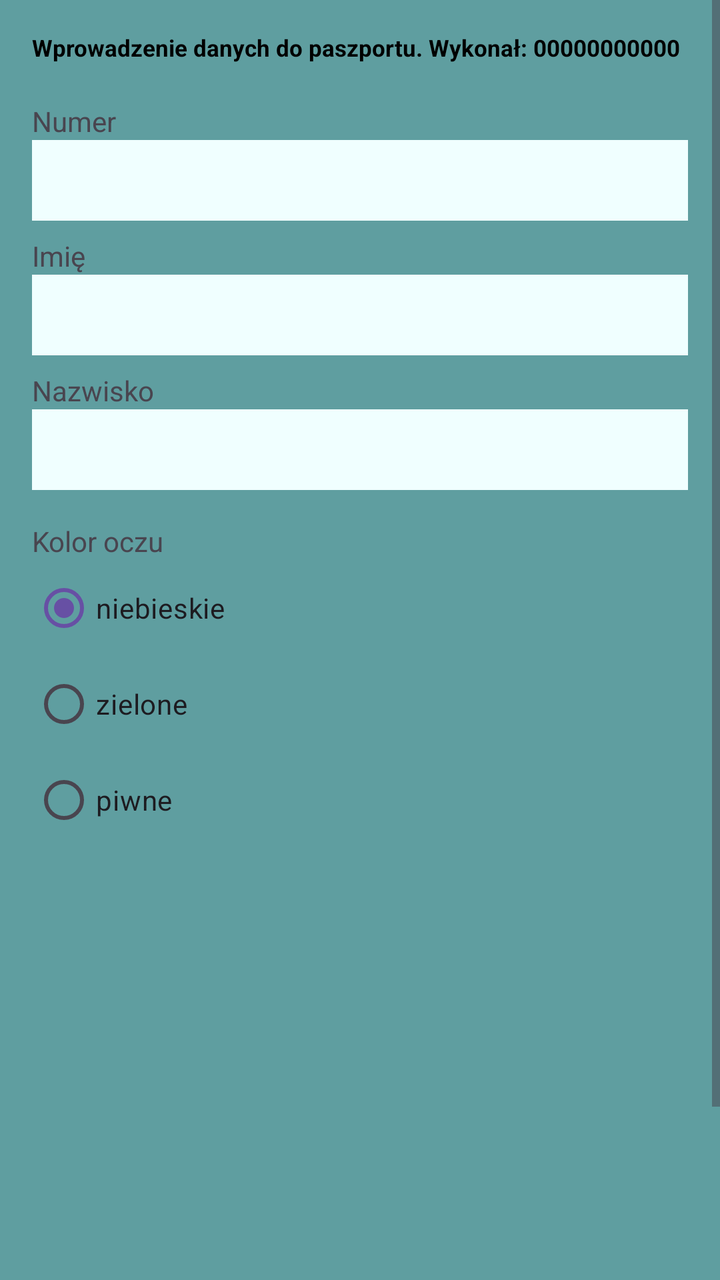
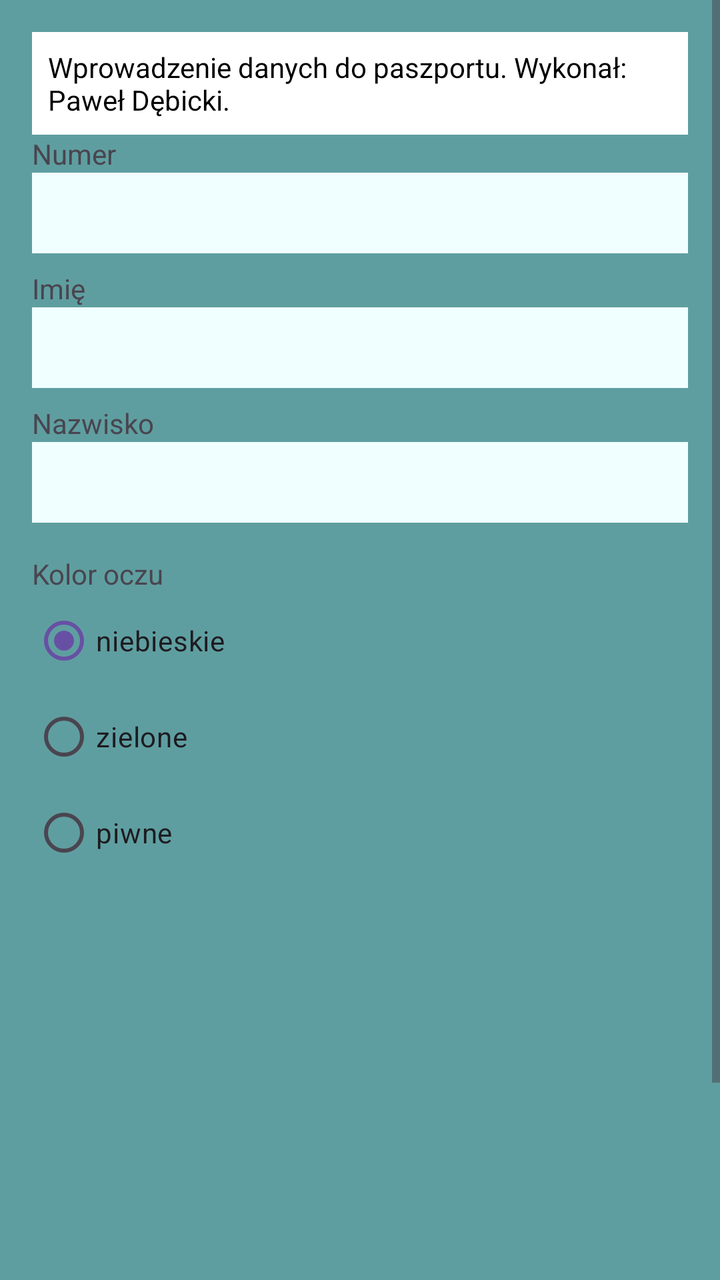

The first picture is an Android layout as it rendered before a commit; the second is the same layout after the commit. The layout source and the unified diff follow.
<!-- AndroidManifest.xml: application theme Theme.Paszport -->
<!-- res/layout/activity_main.xml -->
<?xml version="1.0" encoding="utf-8"?>
<ScrollView xmlns:android="http://schemas.android.com/apk/res/android"
    xmlns:app="http://schemas.android.com/apk/res-auto"
    android:id="@+id/main"
    android:layout_width="match_parent"
    android:layout_height="match_parent"
    android:background="@color/cadetBlue">

    <LinearLayout
        android:layout_width="match_parent"
        android:layout_height="wrap_content"
        android:orientation="vertical"
        android:padding="16dp">

        <TextView
            android:layout_width="match_parent"
            android:layout_height="wrap_content"
            android:layout_marginBottom="16dp"
            android:maxLines="1"
            app:autoSizeTextType="uniform"
            app:autoSizeMinTextSize="8sp"
            app:autoSizeMaxTextSize="16sp"
            android:text="@string/app_name"
            android:textColor="#000000"
            android:textStyle="bold" />

        <TextView
            android:layout_width="wrap_content"
            android:layout_height="wrap_content"
            android:text="Numer" />

        <EditText
            android:id="@+id/etNumer"
            android:layout_width="match_parent"
            android:layout_height="wrap_content"
            android:background="@color/azure"
            android:inputType="number"
            android:padding="8dp" />

        <TextView
            android:layout_width="wrap_content"
            android:layout_height="wrap_content"
            android:layout_marginTop="8dp"
            android:text="Imię" />

        <EditText
            android:id="@+id/etImie"
            android:layout_width="match_parent"
            android:layout_height="wrap_content"
            android:background="@color/azure"
            android:inputType="textPersonName"
            android:padding="8dp" />

        <TextView
            android:layout_width="wrap_content"
            android:layout_height="wrap_content"
            android:layout_marginTop="8dp"
            android:text="Nazwisko" />

        <EditText
            android:id="@+id/etNazwisko"
            android:layout_width="match_parent"
            android:layout_height="wrap_content"
            android:background="@color/azure"
            android:inputType="textPersonName"
            android:padding="8dp" />

        <TextView
            android:layout_width="wrap_content"
            android:layout_height="wrap_content"
            android:layout_marginTop="16dp"
            android:text="Kolor oczu" />

        <RadioGroup
            android:id="@+id/rgKolorOczu"
            android:layout_width="match_parent"
            android:layout_height="wrap_content"
            android:checkedButton="@+id/rbNiebieskie">

            <RadioButton
                android:id="@+id/rbNiebieskie"
                android:layout_width="wrap_content"
                android:layout_height="wrap_content"
                android:text="niebieskie" />

            <RadioButton
                android:id="@+id/rbZielone"
                android:layout_width="wrap_content"
                android:layout_height="wrap_content"
                android:text="zielone" />

            <RadioButton
                android:id="@+id/rbPiwne"
                android:layout_width="wrap_content"
                android:layout_height="wrap_content"
                android:text="piwne" />
        </RadioGroup>

        <LinearLayout
            android:layout_width="match_parent"
            android:layout_height="wrap_content"
            android:layout_marginTop="16dp"
            android:gravity="center"
            android:orientation="horizontal">

            <ImageView
                android:id="@+id/ivZdjecie"
                android:layout_width="wrap_content"
                android:layout_height="180dp"
                android:layout_marginEnd="16dp"
                android:adjustViewBounds="true" />

            <ImageView
                android:id="@+id/ivOdcisk"
                android:layout_width="wrap_content"
                android:layout_height="180dp"
                android:adjustViewBounds="true" />
        </LinearLayout>

        <Button
            android:id="@+id/btnOk"
            android:layout_width="match_parent"
            android:layout_height="wrap_content"
            android:layout_marginTop="16dp"
            android:backgroundTint="@color/azure"
            android:text="OK"
            android:textColor="#000000" />

        <TextView
            android:id="@+id/tvMessage"
            android:layout_width="match_parent"
            android:layout_height="wrap_content"
            android:layout_marginTop="16dp"
            android:textColor="#000000"
            android:textSize="18sp" />
    </LinearLayout>
</ScrollView>
<!-- resources referenced by this layout -->
<resources>
  <color name="azure">#F0FFFF</color>
  <color name="cadetBlue">#5F9EA0</color>
  <string name="app_name">Wprowadzenie danych do paszportu. Wykonał: 00000000000</string>
  <style name="Theme.Paszport" parent="Base.Theme.Paszport" />
  <style name="Base.Theme.Paszport" parent="Theme.Material3.DayNight.NoActionBar">
          
          
      </style>
</resources>

<!-- the commit's change to res/layout/activity_main.xml (unified diff, before → after) -->
@@ -12,22 +12,19 @@
         android:orientation="vertical"
         android:padding="16dp">
 
+        
         <TextView
             android:layout_width="match_parent"
             android:layout_height="wrap_content"
-            android:layout_marginBottom="16dp"
-            android:maxLines="1"
-            app:autoSizeTextType="uniform"
-            app:autoSizeMinTextSize="8sp"
-            app:autoSizeMaxTextSize="16sp"
-            android:text="@string/app_name"
-            android:textColor="#000000"
-            android:textStyle="bold" />
+            android:background="#FFFFFF"
+            android:padding="8dp"
+            android:text="@string/tytul"
+            android:textColor="#000000" />
 
         <TextView
             android:layout_width="wrap_content"
             android:layout_height="wrap_content"
-            android:text="Numer" />
+            android:text="@string/numer" />
 
         <EditText
             android:id="@+id/etNumer"
@@ -41,7 +38,7 @@
             android:layout_width="wrap_content"
             android:layout_height="wrap_content"
             android:layout_marginTop="8dp"
-            android:text="Imię" />
+            android:text="@string/imie" />
 
         <EditText
             android:id="@+id/etImie"
@@ -55,7 +52,7 @@
             android:layout_width="wrap_content"
             android:layout_height="wrap_content"
             android:layout_marginTop="8dp"
-            android:text="Nazwisko" />
+            android:text="@string/nazwisko" />
 
         <EditText
             android:id="@+id/etNazwisko"
@@ -69,8 +66,9 @@
             android:layout_width="wrap_content"
             android:layout_height="wrap_content"
             android:layout_marginTop="16dp"
-            android:text="Kolor oczu" />
+            android:text="@string/kolor_oczu" />
 
+        
         <RadioGroup
             android:id="@+id/rgKolorOczu"
             android:layout_width="match_parent"
@@ -81,21 +79,22 @@
                 android:id="@+id/rbNiebieskie"
                 android:layout_width="wrap_content"
                 android:layout_height="wrap_content"
-                android:text="niebieskie" />
+                android:text="@string/niebieskie" />
 
             <RadioButton
                 android:id="@+id/rbZielone"
                 android:layout_width="wrap_content"
                 android:layout_height="wrap_content"
-                android:text="zielone" />
+                android:text="@string/zielone" />
 
             <RadioButton
                 android:id="@+id/rbPiwne"
                 android:layout_width="wrap_content"
                 android:layout_height="wrap_content"
-                android:text="piwne" />
+                android:text="@string/piwne" />
         </RadioGroup>
 
+        
         <LinearLayout
             android:layout_width="match_parent"
             android:layout_height="wrap_content"
@@ -123,7 +122,7 @@
             android:layout_height="wrap_content"
             android:layout_marginTop="16dp"
             android:backgroundTint="@color/azure"
-            android:text="OK"
+            android:text="@string/ok"
             android:textColor="#000000" />
 
         <TextView
<!-- resource entries referenced after the edit -->
@@ -2,11 +2,17 @@
 <resources>
   <color name="azure">#F0FFFF</color>
   <color name="cadetBlue">#5F9EA0</color>
-  <string name="app_name">Wprowadzenie danych do paszportu. Wykonał: 00000000000</string>
+  <string name="imie">Imię</string>
+  <string name="kolor_oczu">Kolor oczu</string>
+  <string name="nazwisko">Nazwisko</string>
+  <string name="niebieskie">niebieskie</string>
+  <string name="numer">Numer</string>
+  <string name="ok">OK</string>
+  <string name="piwne">piwne</string>
+  <string name="tytul">Wprowadzenie danych do paszportu. Wykonał: Paweł Dębicki.</string>
+  <string name="zielone">zielone</string>
   <style name="Theme.Paszport" parent="Base.Theme.Paszport" />
   <style name="Base.Theme.Paszport" parent="Theme.Material3.DayNight.NoActionBar">
-          
-          
       </style>
 </resources>
 
